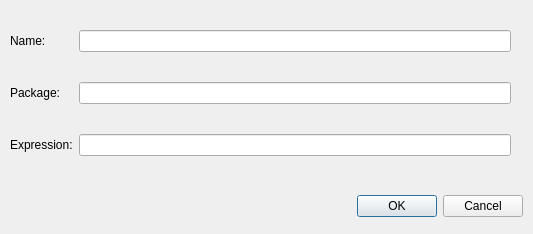
The window that opus_gui/results/forms/edit_indicator.ui (psrc/urbansim) describes before a commit, drawn with Qt 5.
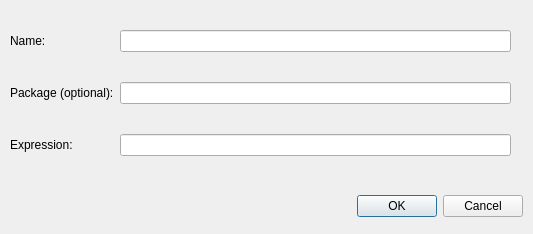
The same window after the commit.

```diff
--- a/opus_gui/results/forms/edit_indicator.ui
+++ b/opus_gui/results/forms/edit_indicator.ui
@@ -41,7 +41,7 @@
     <item row="1" column="0" >
      <widget class="QLabel" name="label_2" >
       <property name="text" >
-       <string>Package:</string>
+       <string>Package (optional):</string>
       </property>
      </widget>
     </item>
```
Left out of the diff: 2 changed lines with no effect on the pictures.
